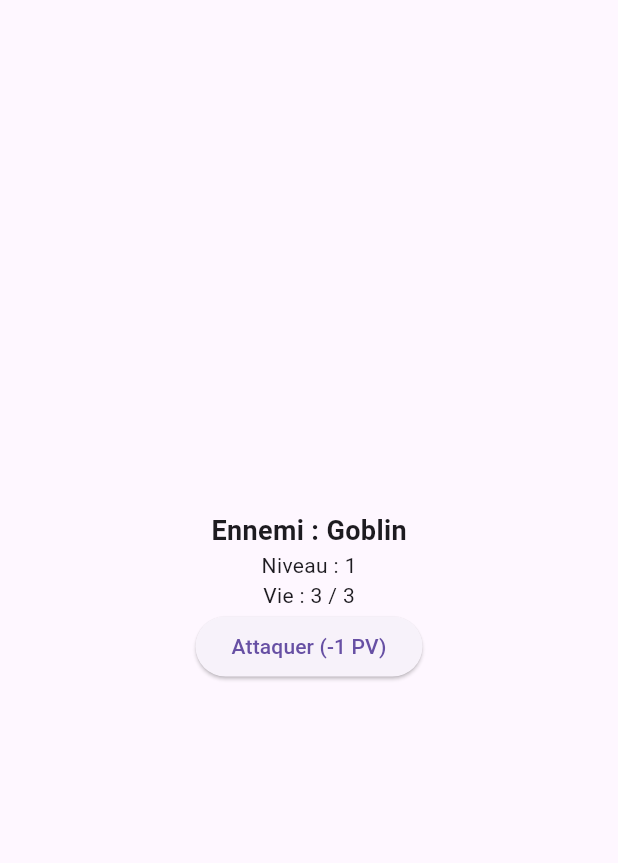
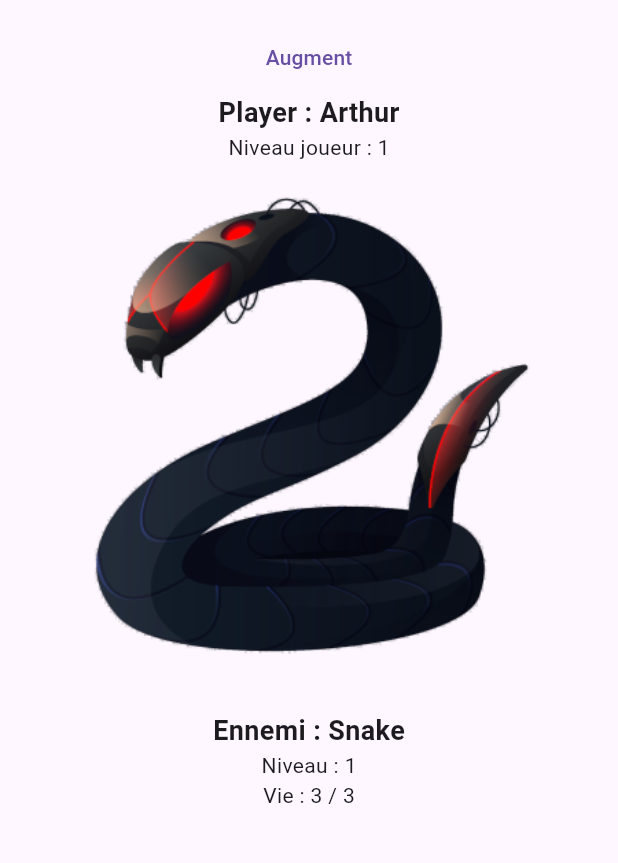
Before and after one commit to IkaLaD/clickergame, a Flutter app: the screen it shows after launch, on a phone screen of 412 x 824 dp, the part 63-926 px from its top. Run offline on Flutter 3.47's test engine with Material 3 defaults, Android fonts, the phone set to English and light mode, and no system bars; our stand-ins replace flutter_dotenv.

Commit message:
Ajout des images + widget player (non implémenté juste visuelle et model)

```diff
--- a/lib/core/services/enemy_service.dart
+++ b/lib/core/services/enemy_service.dart
@@ -10,9 +10,9 @@ class EnemyService {
   Future<EnemyModel?> getEnemyById(int enemyId) async {
     try {
       final String response = await rootBundle.loadString('assets/json/enemies.json');
-      final List<dynamic> data = json.decode(response);
+      final List data = json.decode(response);
 
-      final enemyData = data[enemyId-1];
+      final enemyData = data[enemyId%7];
 
       if (enemyData != null) {
         return EnemyModel.fromJson(enemyData);
--- /dev/null
+++ b/lib/models/player_model.dart
@@ -0,0 +1,51 @@
+
+
+class PlayerModel {
+  final String pseudo;
+  late int totalexp;
+  late int level;
+  late List augments;
+  PlayerModel({
+    required this.pseudo,
+    required this.totalexp,
+    required this.level,
+    required this.augments,
+  });
+
+  factory PlayerModel.fromJson(Map<String, dynamic> json) {
+    return PlayerModel(
+      pseudo: json['pseudo'] ?? "Pseudo unknown",
+      totalexp: json['totalexp'] ?? 'Total exp unknown',
+      level: json['level'] ?? 'level unknown',
+      augments: json['augments'] ?? []
+    );
+  }
+
+  gainExp(int exp) {
+    totalexp += exp;
+  }
+
+  _levelUp() {
+    level += 1;
+  }
+
+  bool buyAugment() {
+    if (totalexp >= 100) {
+      totalexp -= 100;
+      augments.add(augments[augments.length-1]+augments.length);
+      _levelUp();
+      return true;
+    } else {
+      return false;
+    }
+  }
+
+  getDamages() {
+    int damages = 0;
+    for (int i = 0; i < augments.length; i++) {
+      damages += augments[i] as int;
+    }
+    return damages;
+  }
+
+}
--- a/lib/viewmodels/enemy_view_model.dart
+++ b/lib/viewmodels/enemy_view_model.dart
@@ -6,7 +6,7 @@ class EnemyViewModel extends ChangeNotifier {
   final EnemyService _enemyRequest = EnemyService();
   late EnemyModel _enemy;
   bool fetchNewEnemy = false;
-  int _level = 1;
+  int _level = 0;
   int get level => _enemy.level;
   int get totalLife => _enemy.totalLife;
   int get currentLife => _enemy.currentLife;
--- /dev/null
+++ b/lib/viewmodels/player_view_model.dart
@@ -0,0 +1,34 @@
+import 'package:flutter/material.dart';
+import '../core/services/player_service.dart';
+import '../models/player_model.dart';
+
+class PlayerViewModel extends ChangeNotifier {
+  final PlayerService _playerRequest = PlayerService();
+  late PlayerModel _player;
+  int get level => _player.level;
+  String get pseudo => _player.pseudo;
+
+  gainExp(int exp) {
+    _player.gainExp(exp);
+  }
+
+  buyAugment() {
+    if (_player.buyAugment()) {
+      notifyListeners();
+    }
+  }
+
+  Future<bool> fetchPlayer(id) async {
+    try {
+      final player = (await _playerRequest.getPlayerById(id))!;
+      _player = player;
+      notifyListeners();
+      return true;
+    } catch (e) {
+      throw Exception("Erreur lors de la récupération du joueur: $e");
+    }
+  }
+
+  get player => _player;
+  get damages => _player.getDamages();
+}
--- a/lib/views/game_view.dart
+++ b/lib/views/game_view.dart
@@ -1,9 +1,12 @@
+
+import 'package:flutter/material.dart';
+import 'package:provider/provider.dart';
 
 
-import 'package:flutter/cupertino.dart';
-import 'package:flutter/material.dart';
-
+import '../viewmodels/player_view_model.dart';
+import '../viewmodels/enemy_view_model.dart';
 import '../widgets/enemy_widget.dart';
+import '../widgets/player_widget.dart';
 
 class GameView extends StatelessWidget {
   const GameView({super.key});
@@ -12,8 +15,13 @@ class GameView extends StatelessWidget {
   Widget build(BuildContext context) {
     return Scaffold(
       appBar: AppBar(title: const Text("Clicker Game")),
-      body: const Center(
-        child: EnemyWidget(),
+      body: Center(
+        child: Column(
+          children: [
+            PlayerWidget(viewModel: context.read<PlayerViewModel>()),
+            EnemyWidget(viewModel: context.read<EnemyViewModel>()),
+          ],
+        )
       ),
     );
   }
--- a/lib/widgets/enemy_widget.dart
+++ b/lib/widgets/enemy_widget.dart
@@ -4,12 +4,14 @@ import 'package:provider/provider.dart';
 import '../viewmodels/enemy_view_model.dart';
 
 class EnemyWidget extends StatelessWidget {
-  const EnemyWidget({super.key});
+  final EnemyViewModel viewModel;
+  const EnemyWidget({
+    required this.viewModel,
+    super.key
+  });
 
   @override
   Widget build(BuildContext context) {
-    EnemyViewModel viewModel = context.read<EnemyViewModel>();
-
     return FutureBuilder<bool>(
       future: viewModel.fetchEnemy(),
       builder: (BuildContext context, AsyncSnapshot<bool> snapshot) {
@@ -27,16 +29,19 @@ class EnemyWidget extends StatelessWidget {
                 return Column(
                   mainAxisAlignment: MainAxisAlignment.center,
                   children: [
+                    GestureDetector(
+                      onTap: () => viewModel.attackEnemy(1), // Image tapped
+                      child: Image.asset(
+                        'assets/enemies/enemy_${viewModel.enemy!.level%7}.png',
+                        fit: BoxFit.cover, // Fixes border issues
+                      ),
+                    ),
                     Text(
                       "Ennemi : ${viewModel.enemy!.name}",
                       style: const TextStyle(fontSize: 18, fontWeight: FontWeight.bold),
                     ),
-                    Text("Niveau : ${viewModel.enemy!.level}"),
+                    Text("Niveau : ${viewModel.enemy!.level+1}"),
                     Text("Vie : ${viewModel.currentLife} / ${viewModel.totalLife}"),
-                    ElevatedButton(
-                      onPressed: () => viewModel.attackEnemy(1),
-                      child: const Text("Attaquer (-1 PV)"),
-                    ),
                   ],
                 );
               }
--- /dev/null
+++ b/lib/widgets/player_widget.dart
@@ -0,0 +1,47 @@
+import 'package:flutter/material.dart';
+import 'package:provider/provider.dart';
+
+import '../viewmodels/player_view_model.dart';
+
+class PlayerWidget extends StatelessWidget {
+  final PlayerViewModel viewModel;
+  const PlayerWidget({
+    required this.viewModel,
+    super.key
+  });
+
+  @override
+  Widget build(BuildContext context) {
+    return FutureBuilder<bool>(
+      future: viewModel.fetchPlayer(0),
+      builder: (BuildContext context, AsyncSnapshot<bool> snapshot) {
+        if (snapshot.connectionState == ConnectionState.waiting) {
+          return const CircularProgressIndicator();
+        } else if (snapshot.hasError) {
+          return Text("Erreur : ${snapshot.error}");
+        } else if (snapshot.hasData && snapshot.data == true && viewModel.player != null) {
+          return Consumer<PlayerViewModel>(
+              builder: (context, viewModel, child) {
+                return Column(
+                  mainAxisAlignment: MainAxisAlignment.center,
+                  children: [
+                    TextButton(
+                      onPressed: () => viewModel.buyAugment(),
+                      child: const Text("Augment")
+                    ),
+                    Text(
+                      "Player : ${viewModel.player!.pseudo}",
+                      style: const TextStyle(fontSize: 18, fontWeight: FontWeight.bold),
+                    ),
+                    Text("Niveau joueur : ${viewModel.player!.level+1}"),
+                  ],
+                );
+              }
+          );
+        } else {
+          return const Text("Aucun joueur trouvé.");
+        }
+      },
+    );
+  }
+}
```
Also changed, not shown: assets/json/enemies.json (+23 -8 lines), assets/json/players.json (added, +14 -0 lines), lib/core/services/player_service.dart (added, +27 -0 lines), lib/main.dart (+10 -6 lines), assets/enemies/enemy_0.png (added), assets/enemies/enemy_1.png (added), assets/enemies/enemy_2.png (added), assets/enemies/enemy_3.png (added), assets/enemies/enemy_4.png (added), assets/enemies/enemy_5.png (added), assets/enemies/enemy_6.png (added).
